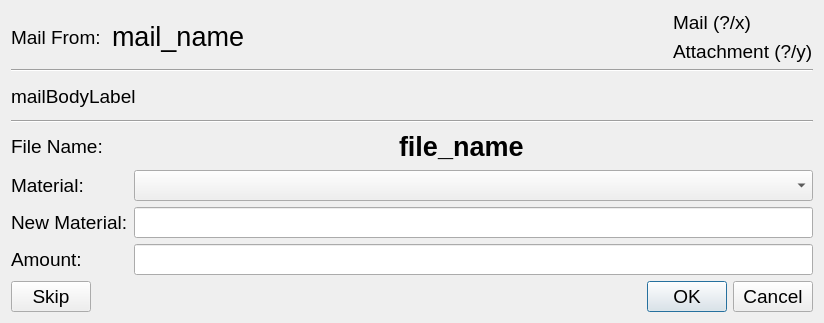
Qt form creator_administrator/printer/ui/import_mail_dialog.ui (GijsGroote/creator_administrator) before a commit.
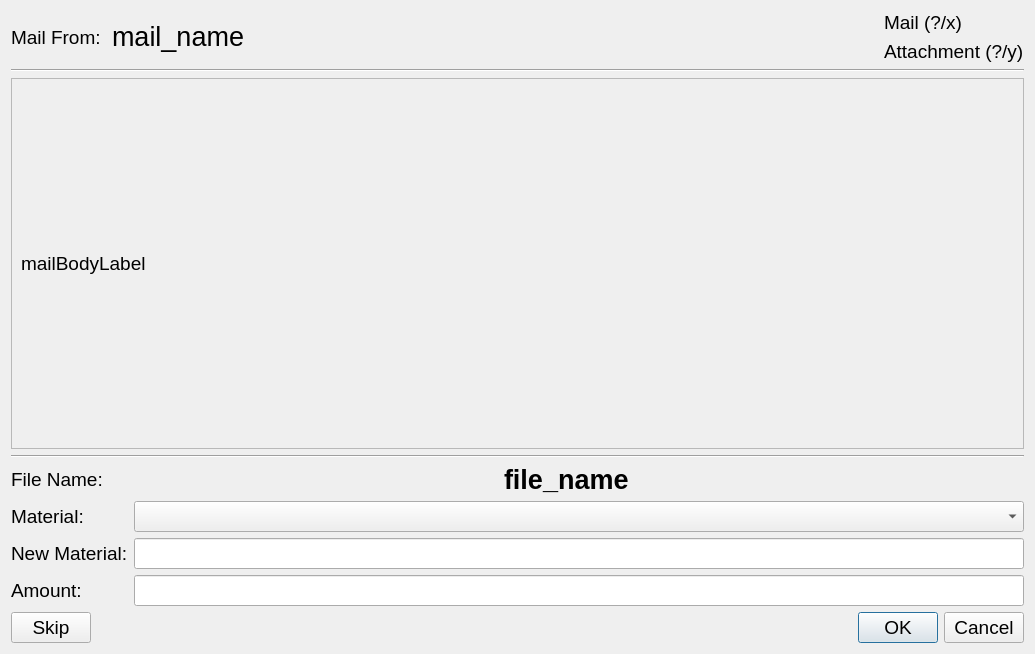
The same form after that commit. Icons and pictures are not drawn.

Diff of the .ui file:
```diff
--- a/creator_administrator/printer/ui/import_mail_dialog.ui
+++ b/creator_administrator/printer/ui/import_mail_dialog.ui
@@ -6,8 +6,8 @@
    <rect>
     <x>0</x>
     <y>0</y>
-    <width>824</width>
-    <height>323</height>
+    <width>1035</width>
+    <height>654</height>
    </rect>
   </property>
   <property name="sizePolicy">
@@ -31,7 +31,7 @@
   <property name="modal">
    <bool>true</bool>
   </property>
-  <layout class="QHBoxLayout" name="horizontalLayout_4">
+  <layout class="QVBoxLayout" name="verticalLayout_3">
    <item>
     <layout class="QVBoxLayout" name="verticalLayout_2">
      <item>
@@ -97,10 +97,29 @@
       </widget>
      </item>
      <item>
-      <widget class="QLabel" name="mailBodyLabel">
-       <property name="text">
-        <string>mailBodyLabel</string>
+      <widget class="QScrollArea" name="scrollArea">
+       <property name="widgetResizable">
+        <bool>true</bool>
        </property>
+       <widget class="QWidget" name="scrollAreaWidgetContents">
+        <property name="geometry">
+         <rect>
+          <x>0</x>
+          <y>0</y>
+          <width>1013</width>
+          <height>353</height>
+         </rect>
+        </property>
+        <layout class="QHBoxLayout" name="horizontalLayout_5">
+         <item>
+          <widget class="QLabel" name="mailBodyLabel">
+           <property name="text">
+            <string>mailBodyLabel</string>
+           </property>
+          </widget>
+         </item>
+        </layout>
+       </widget>
       </widget>
      </item>
      <item>
```
